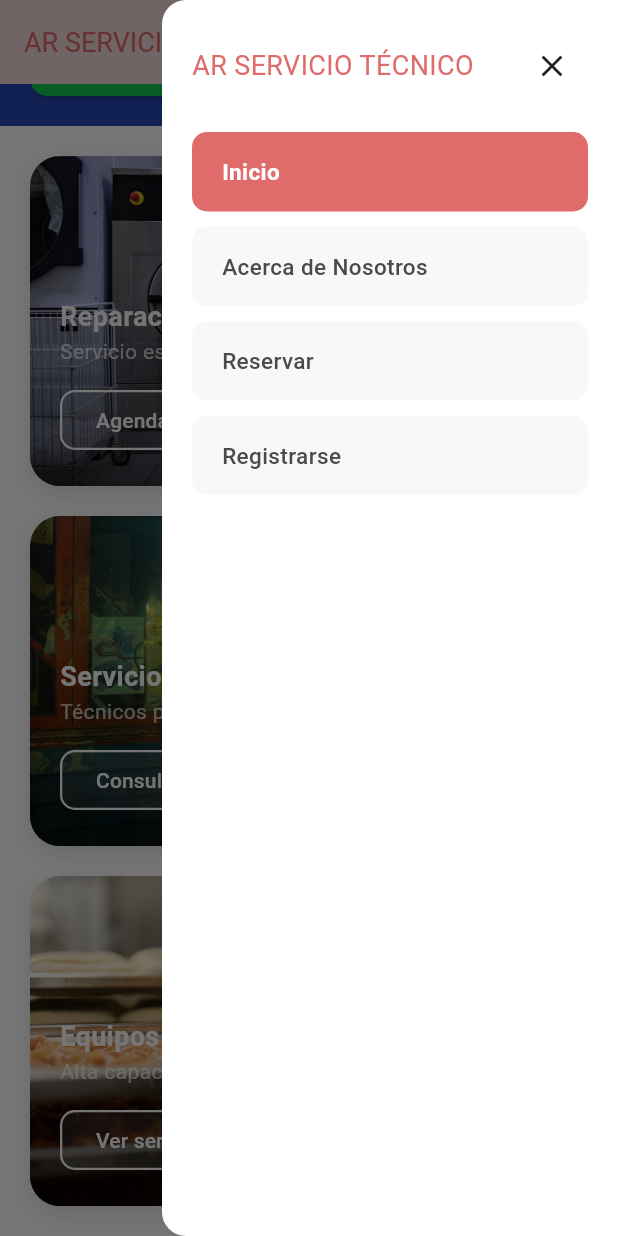
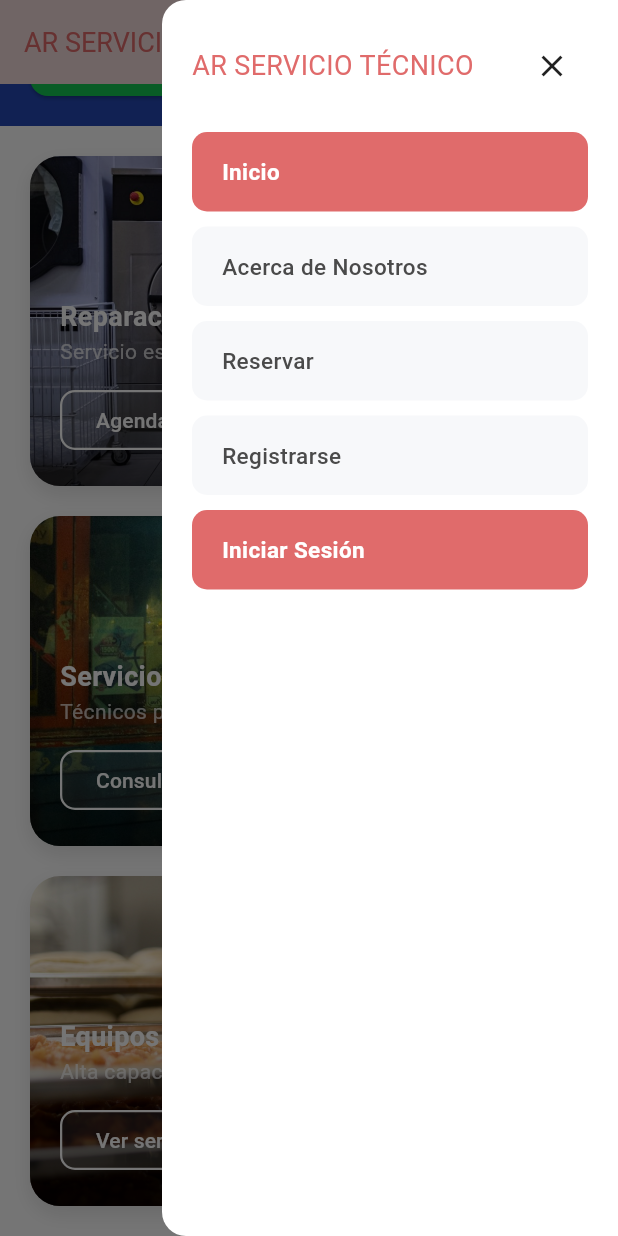
Before and after one commit to santiagodehoyos478-lang/app-movil, a Flutter app: the screen it shows after launch, scrolled down 576 dp, after a tap on the "menu" icon, on a phone screen of 412 x 824 dp. Run offline on Flutter 3.47's test engine with Material 3 defaults, Android fonts, the phone set to English and light mode, and no system bars; our stand-ins replace shared_preferences, shelf; missing offline and left inert: mysql1, shelf_router.

Commit message:
Avanze del proyecto

```diff
--- a/app movil serviat/lib/main.dart
+++ b/app movil serviat/lib/main.dart
@@ -30,9 +30,9 @@ class MiApp extends StatelessWidget {
       // 2. Registro de rutas con los nombres exactos de tus clases
       routes: {
         '/': (context) => const HomePage(),
-        '/login_screen': (context) => const LoginScreen(),
-        '/registro_screen': (context) => const RegistroScreen(),
-        'infoFormulario': (context)=> const InformacionPaso1(),
+        '/login': (context) => const LoginScreen(),
+        '/registro': (context) => const RegistroScreen(),
+        '/infoFormulario': (context)=> const InformacionPaso1(),
         '/Formulario': (context) => const Formulario(),
         '/ValidarInformacion': (context) => const ValidarInformacion(),
         '/dana': (context) => const HomeDanaScreen(),
--- a/app movil serviat/lib/screens/home/index.dart
+++ b/app movil serviat/lib/screens/home/index.dart
@@ -1,46 +1,47 @@
 import 'package:flutter/material.dart';
-import 'package:app_movil_serviat/screens/home/registro_screen.dart';
-import '../../widgets/infoFormulario.dart';
-import 'Formulario.dart';
-class ServiatApp extends StatelessWidget {
-  const ServiatApp({super.key});
+import 'package:shared_preferences/shared_preferences.dart';
+import 'dart:convert';
+
+//clase para el menu
+class CustomMenuDrawer extends StatefulWidget {
+  const CustomMenuDrawer({super.key});
 
   @override
-  Widget build(BuildContext context) {
-    return MaterialApp(
-      title: 'AR Servicio Técnico',
-      debugShowCheckedModeBanner: false,
-      theme: ThemeData(
-        scaffoldBackgroundColor: const Color(0xFF2448B5),
-        appBarTheme: const AppBarTheme(
-          backgroundColor: Colors.white,
-          elevation: 0,
-          iconTheme: IconThemeData(color: Colors.black87),
-        ),
-      ),
+  State<CustomMenuDrawer> createState() => _CustomMenuDrawerState();
+}
 
-        initialRoute: '/',
+class _CustomMenuDrawerState extends State<CustomMenuDrawer> {
+  Map<String, dynamic>? _userData;
 
-        // 2. Creamos el mapa de rutas
-        routes: {
-          '/': (context) => const HomePage(),
-          '/infoFormulario': (context) => const InformacionPaso1(),
-          '/registro_screen': (context) => const RegistroScreen(),
-          '/Formulario': (context) => const Formulario(),
-        },
-      );
+  @override
+  void initState() {
+    super.initState();
+    _loadUserData();
+  }
+
+  Future<void> _loadUserData() async {
+    final prefs = await SharedPreferences.getInstance();
+    final userStr = prefs.getString('user');
+    if (userStr != null) {
+      setState(() {
+        _userData = jsonDecode(userStr);
+      });
     }
   }
 
-//clase para el menu
-class CustomMenuDrawer extends StatelessWidget {
-  const CustomMenuDrawer({super.key});
+  Future<void> _logout() async {
+    final prefs = await SharedPreferences.getInstance();
+    await prefs.remove('user');
+    if (mounted) {
+      Navigator.pushNamedAndRemoveUntil(context, '/', (route) => false);
+    }
+  }
 
   @override
   Widget build(BuildContext context) {
     return Drawer(
       backgroundColor: Colors.white,
-      child: SafeArea( // evita que el menu se monte sobre la barra de estado del celular
+      child: SafeArea(
         child: Padding(
           padding: const EdgeInsets.all(20.0),
           child: Column(
@@ -59,19 +60,59 @@ class CustomMenuDrawer extends StatelessWidget {
                   ),
                   IconButton(
                     icon: const Icon(Icons.close, color: Colors.black87),
-                    onPressed: () {
-                      Navigator.pop(context);
-                    },
+                    onPressed: () => Navigator.pop(context),
                   ),
                 ],
               ),
               const SizedBox(height: 20),
 
+              // PERFIL DE USUARIO (Visual Guide)
+              if (_userData != null) ...[
+                Container(
+                  padding: const EdgeInsets.all(16),
+                  decoration: BoxDecoration(
+                    color: const Color(0xFFF0F4FF),
+                    borderRadius: BorderRadius.circular(12),
+                    border: Border.all(color: const Color(0xFF2448B5).withOpacity(0.1)),
+                  ),
+                  child: Row(
+                    children: [
+                      CircleAvatar(
+                        backgroundColor: const Color(0xFF2448B5),
+                        child: Text(
+                          _userData!['nombre']?[0].toUpperCase() ?? 'U',
+                          style: const TextStyle(color: Colors.white),
+                        ),
+                      ),
+                      const SizedBox(width: 12),
+                      Expanded(
+                        child: Column(
+                          crossAxisAlignment: CrossAxisAlignment.start,
+                          children: [
+                            Text(
+                              _userData!['nombre'] ?? 'Usuario',
+                              style: const TextStyle(fontWeight: FontWeight.bold, fontSize: 14),
+                              overflow: TextOverflow.ellipsis,
+                            ),
+                            Text(
+                              _userData!['email'] ?? '',
+                              style: const TextStyle(color: Colors.black54, fontSize: 12),
+                              overflow: TextOverflow.ellipsis,
+                            ),
+                          ],
+                        ),
+                      ),
+                    ],
+                  ),
+                ),
+                const SizedBox(height: 20),
+              ],
+
               // opciones
               _buildMenuItem(
                 'Inicio',
                 isPrimary: true,
-                onTap: () => Navigator.pushNamed(context, '/'), // O la ruta principal que prefieras
+                onTap: () => Navigator.pushNamed(context, '/'),
               ),
 
               const SizedBox(height: 10),
@@ -86,12 +127,29 @@ class CustomMenuDrawer extends StatelessWidget {
                 isPrimary: false,
                 onTap: () => Navigator.pushNamed(context, '/infoFormulario'),
               ),
+
+              if (_userData == null) ...[
                 const SizedBox(height: 10),
                 _buildMenuItem(
                   'Registrarse',
                   isPrimary: false,
-          onTap: () => Navigator.pushNamed(context, '/registro_screen'),
+                  onTap: () => Navigator.pushNamed(context, '/registro'),
                 ),
+                const SizedBox(height: 10),
+                _buildMenuItem(
+                  'Iniciar Sesión',
+                  isPrimary: true,
+                  onTap: () => Navigator.pushNamed(context, '/login'),
+                ),
+              ] else ...[
+                const Spacer(),
+                const Divider(),
+                _buildMenuItem(
+                  'Cerrar Sesión',
+                  isPrimary: false,
+                  onTap: _logout,
+                ),
+              ],
             ],
           ),
         ),
@@ -100,15 +158,15 @@ class CustomMenuDrawer extends StatelessWidget {
   }
 
   //funcion  para construir los botones
-  Widget _buildMenuItem(String title, {required bool isPrimary,required VoidCallback onTap}) {
+  Widget _buildMenuItem(String title, {required bool isPrimary, required VoidCallback onTap}) {
     return InkWell(
-      onTap: onTap, // Aquí es donde Flutter ejecuta la navegación que le mandamos arriba
+      onTap: onTap,
       child: Container(
         width: double.infinity,
         padding: const EdgeInsets.symmetric(vertical: 16, horizontal: 20),
         decoration: BoxDecoration(
           color: isPrimary ? const Color(0xFFE06B6B) : const Color(0xFFF7F8FA),
-          borderRadius: BorderRadius.circular(10), // Bordes redondeados
+          borderRadius: BorderRadius.circular(10),
         ),
         child: Text(
           title,
@@ -123,8 +181,31 @@ class CustomMenuDrawer extends StatelessWidget {
   }
 }
 
-class HomePage extends StatelessWidget {
+class HomePage extends StatefulWidget {
   const HomePage({super.key});
+
+  @override
+  State<HomePage> createState() => _HomePageState();
+}
+
+class _HomePageState extends State<HomePage> {
+  Map<String, dynamic>? _userData;
+
+  @override
+  void initState() {
+    super.initState();
+    _loadUserData();
+  }
+
+  Future<void> _loadUserData() async {
+    final prefs = await SharedPreferences.getInstance();
+    final userStr = prefs.getString('user');
+    if (userStr != null) {
+      setState(() {
+        _userData = jsonDecode(userStr);
+      });
+    }
+  }
 
   @override
   Widget build(BuildContext context) {
@@ -140,6 +221,14 @@ class HomePage extends StatelessWidget {
           ),
         ),
         actions: [
+          if (_userData != null)
+            Padding(
+              padding: const EdgeInsets.only(right: 8.0),
+              child: Tooltip(
+                message: "Sesión iniciada como ${_userData!['nombre']}",
+                child: const Icon(Icons.account_circle, color: Color(0xFF2448B5)),
+              ),
+            ),
           Builder(
             builder: (context) {
               return IconButton(
@@ -197,7 +286,9 @@ class HomePage extends StatelessWidget {
                       shape: RoundedRectangleBorder(borderRadius: BorderRadius.circular(12)),
                       padding: const EdgeInsets.symmetric(vertical: 14, horizontal: 20),
                     ),
-                    onPressed: () {},
+                    onPressed: () {
+                      Navigator.pushNamed(context, '/infoFormulario');
+                    },
                     child: const Row(
                       mainAxisSize: MainAxisSize.min,
                       children: [
@@ -293,7 +384,9 @@ class HomePage extends StatelessWidget {
                       padding: const EdgeInsets.symmetric(horizontal: 50, vertical: 15),
                       shape: RoundedRectangleBorder(borderRadius: BorderRadius.circular(15)),
                     ),
-                    onPressed: () {},
+                    onPressed: () {
+                      Navigator.pushNamed(context, '/infoFormulario');
+                    },
                     child: const Text(
                       'Solicitar Servicio Ahora',
                       style: TextStyle(color: Colors.white, fontSize: 16, fontWeight: FontWeight.bold),
@@ -368,7 +461,7 @@ class HomePage extends StatelessWidget {
                 backgroundColor: Colors.white.withOpacity(0.1),
               ),
               onPressed: () {
-                Navigator.pushNamed(context, '/formulario');
+                Navigator.pushNamed(context, '/infoFormulario');
               },
               child: Text(buttonText, style: const TextStyle(color: Colors.white)),
             ),
--- a/app movil serviat/pubspec.yaml
+++ b/app movil serviat/pubspec.yaml
@@ -30,6 +30,9 @@ environment:
 dependencies:
   flutter:
     sdk: flutter
+  shelf: ^1.4.2
+  shelf_router: ^1.1.4
+  mysql1: ^0.20.0
 
   # The following adds the Cupertino Icons font to your application.
   # Use with the CupertinoIcons class for iOS style icons.
```
Also changed, not shown: app movil serviat/lib/core/network/api_solicitud.dart (added, +93 -0 lines), app movil serviat/lib/core/network/server.dart (added, +16 -0 lines), app movil serviat/lib/screens/home/login_screen.dart (+12 -1 lines), app movil serviat/lib/screens/home/registro_screen.dart (+14 -2 lines), app movil serviat/pubspec.lock. Lines whose indentation alone changed are shown as unchanged.
